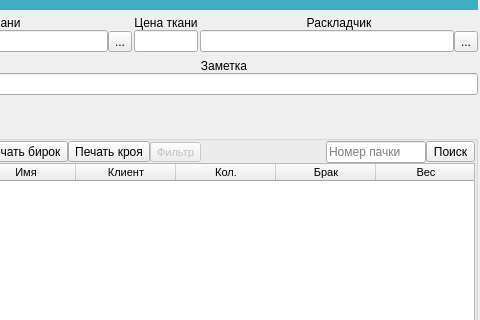
Qt form ui/cut_brows.ui (Meller008/CRM-Avi) before a commit; both pictures show x 330 to 810 and y 0 to 320 of the 810 by 422 pixel window.
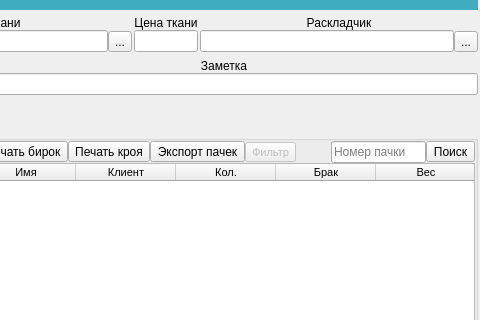
The same form after that commit.

Commit message: работа - Добавлен экспорт пачек из кроя в excel

```diff
--- a/ui/cut_brows.ui
+++ b/ui/cut_brows.ui
@@ -313,6 +313,13 @@
           </property>
          </widget>
         </item>
+        <item>
+         <widget class="QToolButton" name="toolButton_8">
+          <property name="text">
+           <string>Экспорт пачек</string>
+          </property>
+         </widget>
+        </item>
         <item>
          <widget class="QToolButton" name="toolButton_3">
           <property name="enabled">
```
Left out of the diff: 55 changed lines with no effect on the pictures. The commit also changes 1 other file.
